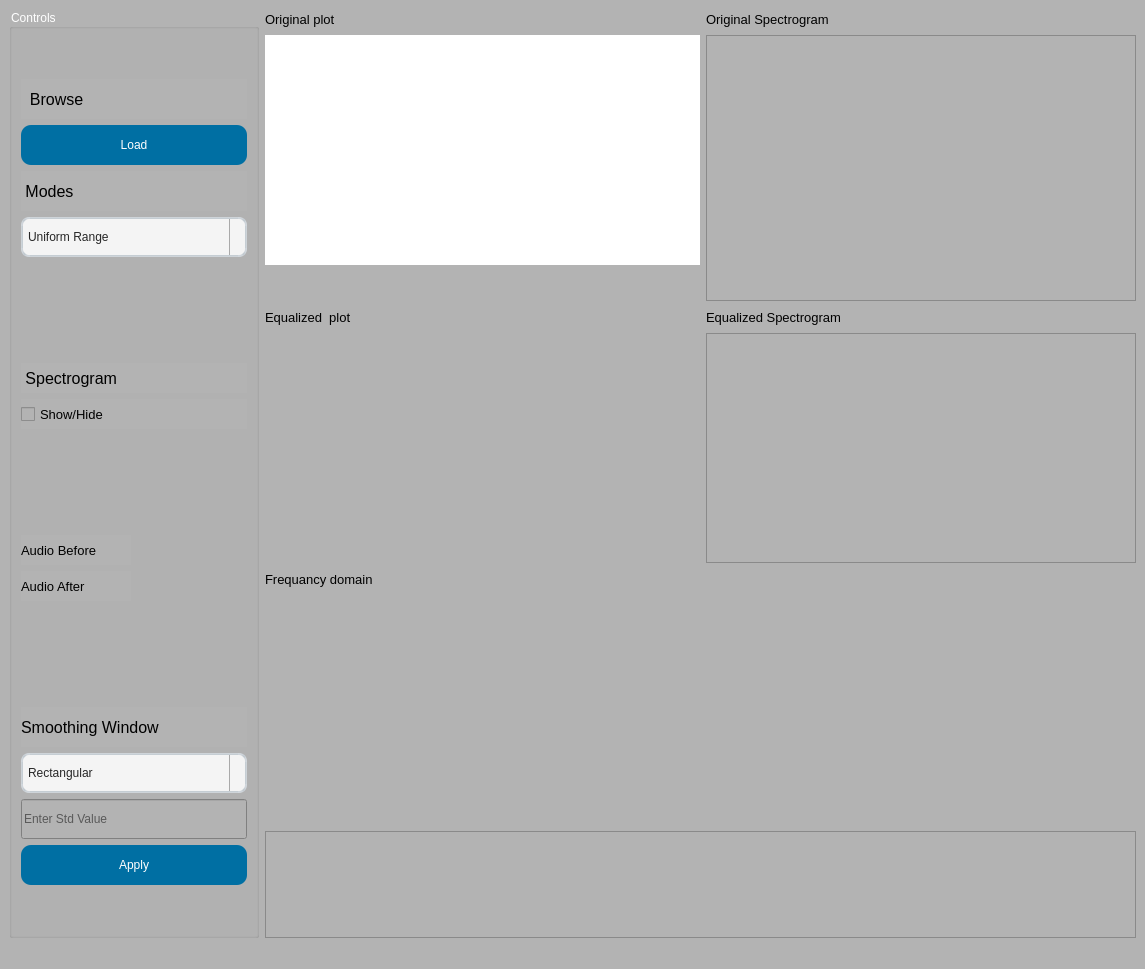
Old version of the form task3.ui in the repository Kirellos-Safwat/FREQtune.
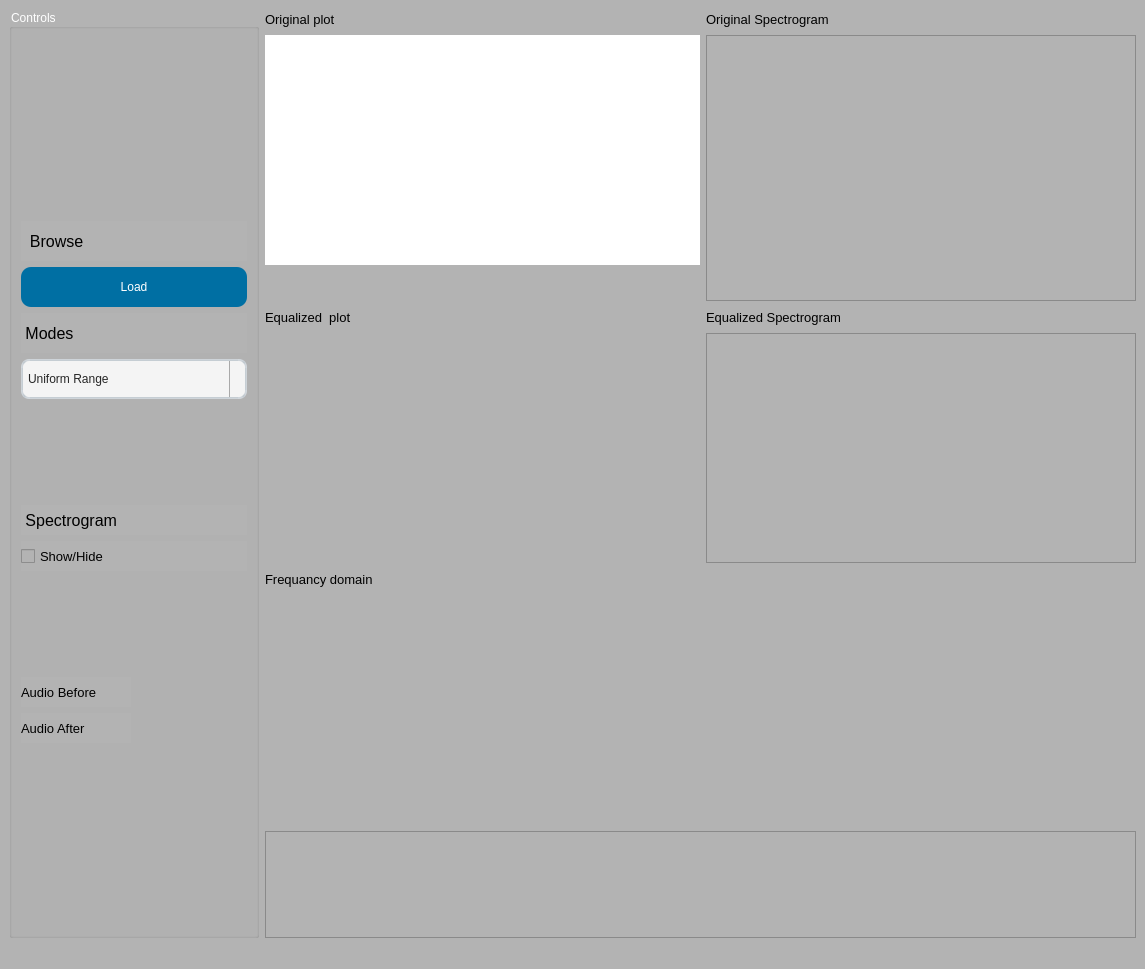
New version of the form. Icons and pictures are not drawn. Custom widgets are drawn as their Qt base class.

Diff of the .ui file:
```diff
--- a/task3.ui
+++ b/task3.ui
@@ -422,201 +422,6 @@
              </item>
             </layout>
            </item>
-           <item>
-            <spacer name="verticalSpacer_3">
-             <property name="orientation">
-              <enum>Qt::Vertical</enum>
-             </property>
-             <property name="sizeType">
-              <enum>QSizePolicy::Fixed</enum>
-             </property>
-             <property name="sizeHint" stdset="0">
-              <size>
-               <width>20</width>
-               <height>100</height>
-              </size>
-             </property>
-            </spacer>
-           </item>
-           <item>
-            <layout class="QVBoxLayout" name="verticalLayout_5">
-             <item>
-              <widget class="QLabel" name="label_7">
-               <property name="minimumSize">
-                <size>
-                 <width>0</width>
-                 <height>40</height>
-                </size>
-               </property>
-               <property name="maximumSize">
-                <size>
-                 <width>16777215</width>
-                 <height>40</height>
-                </size>
-               </property>
-               <property name="font">
-                <font>
-                 <pointsize>12</pointsize>
-                 <weight>50</weight>
-                 <bold>false</bold>
-                </font>
-               </property>
-               <property name="styleSheet">
-                <string notr="true">color: black
-;</string>
-               </property>
-               <property name="text">
-                <string>Smoothing Window</string>
-               </property>
-              </widget>
-             </item>
-             <item>
-              <widget class="QComboBox" name="smoothing_window_combobox">
-               <property name="minimumSize">
-                <size>
-                 <width>0</width>
-                 <height>40</height>
-                </size>
-               </property>
-               <property name="maximumSize">
-                <size>
-                 <width>16777215</width>
-                 <height>40</height>
-                </size>
-               </property>
-               <property name="styleSheet">
-                <string notr="true">QComboBox, QFontComboBox {
-    border-width: 2px;
-    border-radius: 8px;
-    border-style: solid;
-    border-top-color: qlineargradient(spread:pad, x1:0.5, y1:1, x2:0.5, y2:0, stop:0 #c1c9cf, stop:1 #d2d8dd);
-    border-right-color: qlineargradient(spread:pad, x1:0, y1:0, x2:1, y2:0, stop:0 #c1c9cf, stop:1 #d2d8dd);
-    border-bottom-color: qlineargradient(spread:pad, x1:0.5, y1:0, x2:0.5, y2:1, stop:0 #c1c9cf, stop:1 #d2d8dd);
-    border-left-color: qlineargradient(spread:pad, x1:1, y1:0, x2:0, y2:0, stop:0 #c1c9cf, stop:1 #d2d8dd);
-    background-color: #f4f4f4;
-    color: #272727;
-    padding-left: 5px;
-}
-QComboBox:editable, QComboBox:!editable, QComboBox::drop-down:editable, QComboBox:!editable:on, QComboBox::drop-down:editable:on {
-    background: #ffff;
-}
-QComboBox::drop-down {
-    subcontrol-origin: padding;
-    subcontrol-position: top right;
-    width: 15px;
-    color: #272727;
-    border-left-width: 1px;
-    border-left-color: darkgray;
-    border-left-style: solid;
-    border-top-right-radius: 3px;
-    border-bottom-right-radius: 3px;
-}
-QComboBox::down-arrow {
-    image: url(/usr/share/icons/Adwaita/16x16/actions/go-down-symbolic.symbolic.png); /*Adawaita icon thene*/
-}
-
-QComboBox::down-arrow:on {
-    top: 1px;
-    left: 1px;
-}
-QComboBox QAbstractItemView {
-    border: 1px solid darkgray;
-    border-radius: 8px;
-    selection-background-color: #dadada;
-    selection-color: #272727;
-    color: #272727;
-    background: white;
-}</string>
-               </property>
-               <item>
-                <property name="text">
-                 <string>Rectangular</string>
-                </property>
-               </item>
-               <item>
-                <property name="text">
-                 <string>Hamming</string>
-                </property>
-               </item>
-               <item>
-                <property name="text">
-                 <string>Hanning</string>
-                </property>
-               </item>
-               <item>
-                <property name="text">
-                 <string>Gaussian</string>
-                </property>
-               </item>
-              </widget>
-             </item>
-             <item>
-              <widget class="QLineEdit" name="lineEdit_2">
-               <property name="minimumSize">
-                <size>
-                 <width>0</width>
-                 <height>40</height>
-                </size>
-               </property>
-               <property name="maximumSize">
-                <size>
-                 <width>16777215</width>
-                 <height>40</height>
-                </size>
-               </property>
-               <property name="sizeIncrement">
-                <size>
-                 <width>0</width>
-                 <height>40</height>
-                </size>
-               </property>
-               <property name="styleSheet">
-                <string notr="true">color: black
-;</string>
-               </property>
-               <property name="placeholderText">
-                <string>Enter Std Value</string>
-               </property>
-              </widget>
-             </item>
-             <item>
-              <widget class="QPushButton" name="apply_btn">
-               <property name="minimumSize">
-                <size>
-                 <width>0</width>
-                 <height>40</height>
-                </size>
-               </property>
-               <property name="maximumSize">
-                <size>
-                 <width>16777215</width>
-                 <height>40</height>
-                </size>
-               </property>
-               <property name="styleSheet">
-                <string notr="true">
-QPushButton {
-background :rgb(0, 111, 163);
-border-radius: 10px;
-color: white;
-}
-
-QPushButton:hover {
-    background-color: white;
-    border: 2px solid #475c7a; 
-    cursor: pointer; 
-
-border-radius: 10px ; 
-color:#34455e;
-}</string>
-               </property>
-               <property name="text">
-                <string>Apply</string>
-               </property>
-              </widget>
-             </item>
-            </layout>
-           </item>
           </layout>
          </item>
         </layout>
```
Left out of the diff: 19 changed lines with no effect on the pictures.
